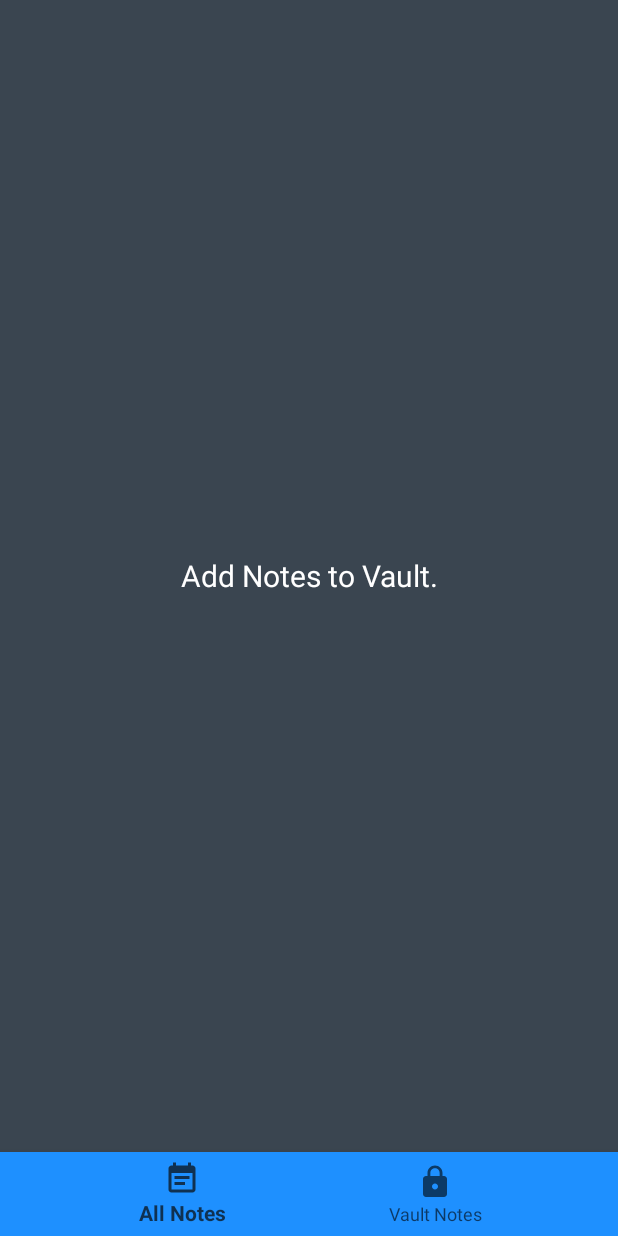
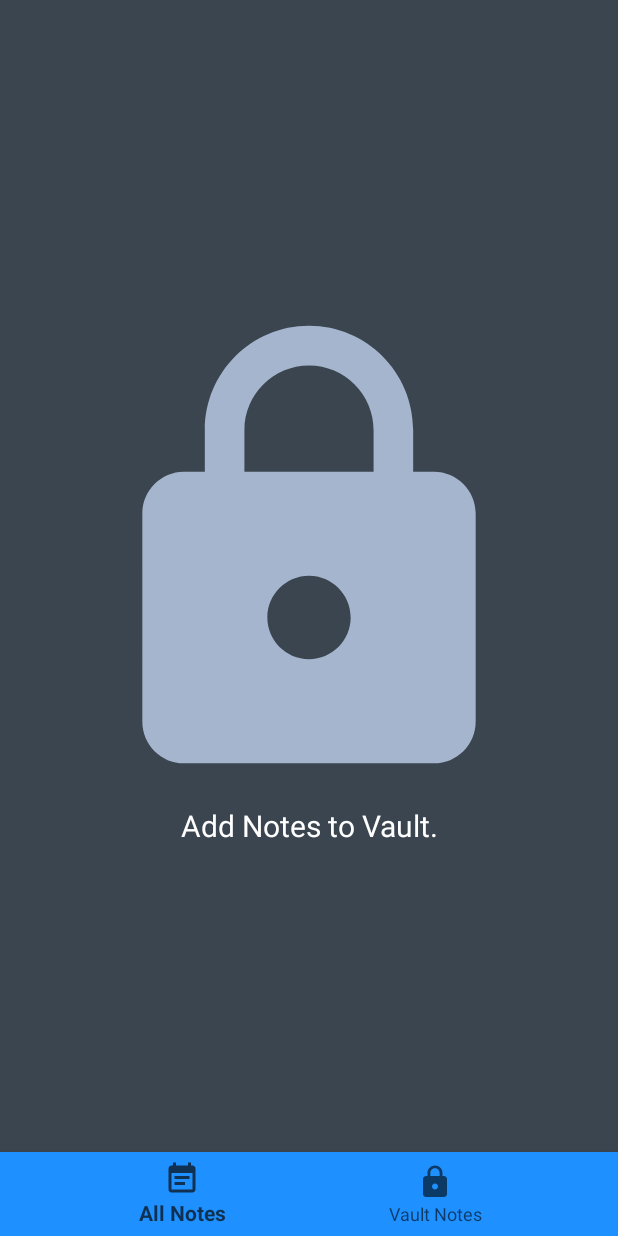
Before and after one commit to damakvarshney/Connecto, an Android app: the NotesActivity screen opened directly, with no data from a screen before it, item 2 of the bottom bar chosen, on a phone screen of 412 x 824 dp. Run offline under Robolectric (Android 15) with nearby library versions, the phone set to English and light mode, and no system bars; our stand-ins replace Firebase (no records; nobody signed in at launch, a user with empty details on screens opened directly), navigation-ui; libraries missing offline, so code that uses them is left out: dmax.dialog; 4 statements that could not run were skipped.

Commit message:
Added Lock Icon

```diff
--- a/app/src/main/res/drawable/ic_baseline_lock_24.xml
+++ b/app/src/main/res/drawable/ic_baseline_lock_24.xml
@@ -1,4 +1,4 @@
-<vector android:height="24dp" android:tint="#FFFFFF"
+<vector android:height="24dp" android:tint="#A5B5CD"
     android:viewportHeight="24" android:viewportWidth="24"
     android:width="24dp" xmlns:android="http://schemas.android.com/apk/res/android">
     <path android:fillColor="@android:color/white" android:pathData="M18,8h-1L17,6c0,-2.76 -2.24,-5 -5,-5S7,3.24 7,6v2L6,8c-1.1,0 -2,0.9 -2,2v10c0,1.1 0.9,2 2,2h12c1.1,0 2,-0.9 2,-2L20,10c0,-1.1 -0.9,-2 -2,-2zM12,17c-1.1,0 -2,-0.9 -2,-2s0.9,-2 2,-2 2,0.9 2,2 -0.9,2 -2,2zM15.1,8L8.9,8L8.9,6c0,-1.71 1.39,-3.1 3.1,-3.1 1.71,0 3.1,1.39 3.1,3.1v2z"/>
--- a/app/src/main/res/layout/fragment_vault_notes.xml
+++ b/app/src/main/res/layout/fragment_vault_notes.xml
@@ -1,37 +1,53 @@
 <?xml version="1.0" encoding="utf-8"?>
 <FrameLayout xmlns:android="http://schemas.android.com/apk/res/android"
+    xmlns:app="http://schemas.android.com/apk/res-auto"
     xmlns:tools="http://schemas.android.com/tools"
     android:layout_width="match_parent"
     android:layout_height="match_parent"
-    xmlns:app="http://schemas.android.com/apk/res-auto"
+    android:background="@color/darkBlue_bg"
+    android:gravity="center"
     android:orientation="vertical"
-    android:gravity="center"
-    android:background="@color/darkBlue_bg"
     tools:context=".screen.alpha_notes.tabs.VaultNotesFragment">
 
     <androidx.recyclerview.widget.RecyclerView
         android:id="@+id/recyclerView"
         android:layout_width="match_parent"
         android:layout_height="match_parent"
+        android:layout_marginRight="10dp"
+        android:layout_marginBottom="10dp"
         android:divider="@android:color/transparent"
         android:dividerHeight="8dp"
+        android:layoutAnimation="@anim/layout_animation"
         android:visibility="gone"
-        android:layoutAnimation="@anim/layout_animation"
         app:layout_behavior="@string/appbar_scrolling_view_behavior"
-        android:layout_marginBottom="10dp"
-        android:layout_marginRight="10dp"
         tools:listitem="@layout/adapter_for_allnotes" />
 
-
-    <TextView
-        android:id="@+id/start_creating_textView"
+    <LinearLayout
         android:layout_width="match_parent"
         android:layout_height="wrap_content"
         android:layout_gravity="center"
         android:gravity="center"
-        android:textSize="20sp"
-        android:textColor="@color/white"
-        android:visibility="visible"
-        android:text="@string/add_notes_to_vault"/>
+        android:orientation="vertical">
+
+        <ImageView
+            android:layout_width="500px"
+            android:layout_height="500px"
+            android:src="@drawable/ic_baseline_lock_24"
+
+            />
+
+
+        <TextView
+            android:id="@+id/start_creating_textView"
+            android:layout_width="match_parent"
+            android:layout_height="wrap_content"
+            android:layout_gravity="center"
+            android:gravity="center"
+            android:text="@string/add_notes_to_vault"
+            android:textColor="@color/white"
+            android:textSize="20sp"
+            android:visibility="visible" />
+
+    </LinearLayout>
 
 </FrameLayout>
```
Also changed, not shown: 2 other files.
